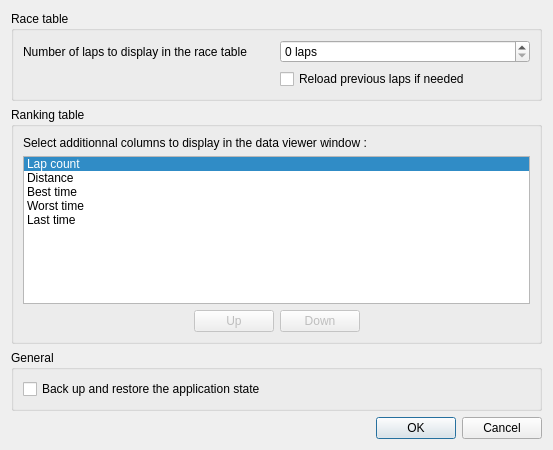
Before: the Qt Designer form Dialogs/DialogSettings.ui in xaviermawet/MagneeCuistax2014, drawn with Qt 5.
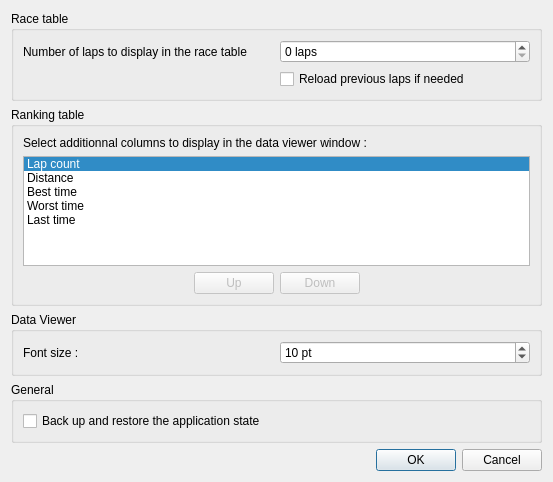
After: the same form once the commit is applied.

Commit message: Added DataViewer font size management in Settings Dialog

What changed in the file:
```diff
--- a/Dialogs/DialogSettings.ui
+++ b/Dialogs/DialogSettings.ui
@@ -7,7 +7,7 @@
     <x>0</x>
     <y>0</y>
     <width>553</width>
-    <height>450</height>
+    <height>482</height>
    </rect>
   </property>
   <property name="windowTitle">
@@ -182,6 +182,42 @@
      </layout>
     </widget>
    </item>
+   <item>
+    <widget class="QGroupBox" name="groupBoxDataViewer">
+     <property name="title">
+      <string>Data Viewer</string>
+     </property>
+     <layout class="QVBoxLayout" name="verticalLayoutDataViewer">
+      <item>
+       <layout class="QGridLayout" name="gridLayoutDataViewer">
+        <item row="0" column="0">
+         <widget class="QLabel" name="labelFontSize">
+          <property name="text">
+           <string>Font size :</string>
+          </property>
+         </widget>
+        </item>
+        <item row="0" column="1">
+         <widget class="QSpinBox" name="spinBoxFontSize">
+          <property name="suffix">
+           <string> pt</string>
+          </property>
+          <property name="minimum">
+           <number>1</number>
+          </property>
+          <property name="maximum">
+           <number>30</number>
+          </property>
+          <property name="value">
+           <number>10</number>
+          </property>
+         </widget>
+        </item>
+       </layout>
+      </item>
+     </layout>
+    </widget>
+   </item>
    <item>
     <widget class="QGroupBox" name="groupBoxGeneral">
      <property name="title">
```
Left out of the diff: 2 changed lines with no effect on the pictures. The commit also changes 3 other files.
